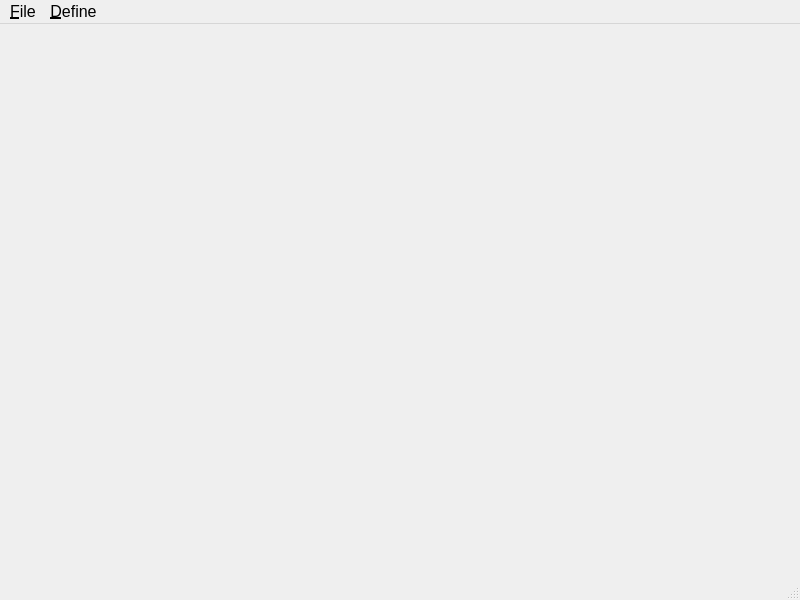
The window that src/SP-editor/widgets/main_window.ui (tudothanhpt/SP-editor) describes before a commit, drawn with Qt 5.
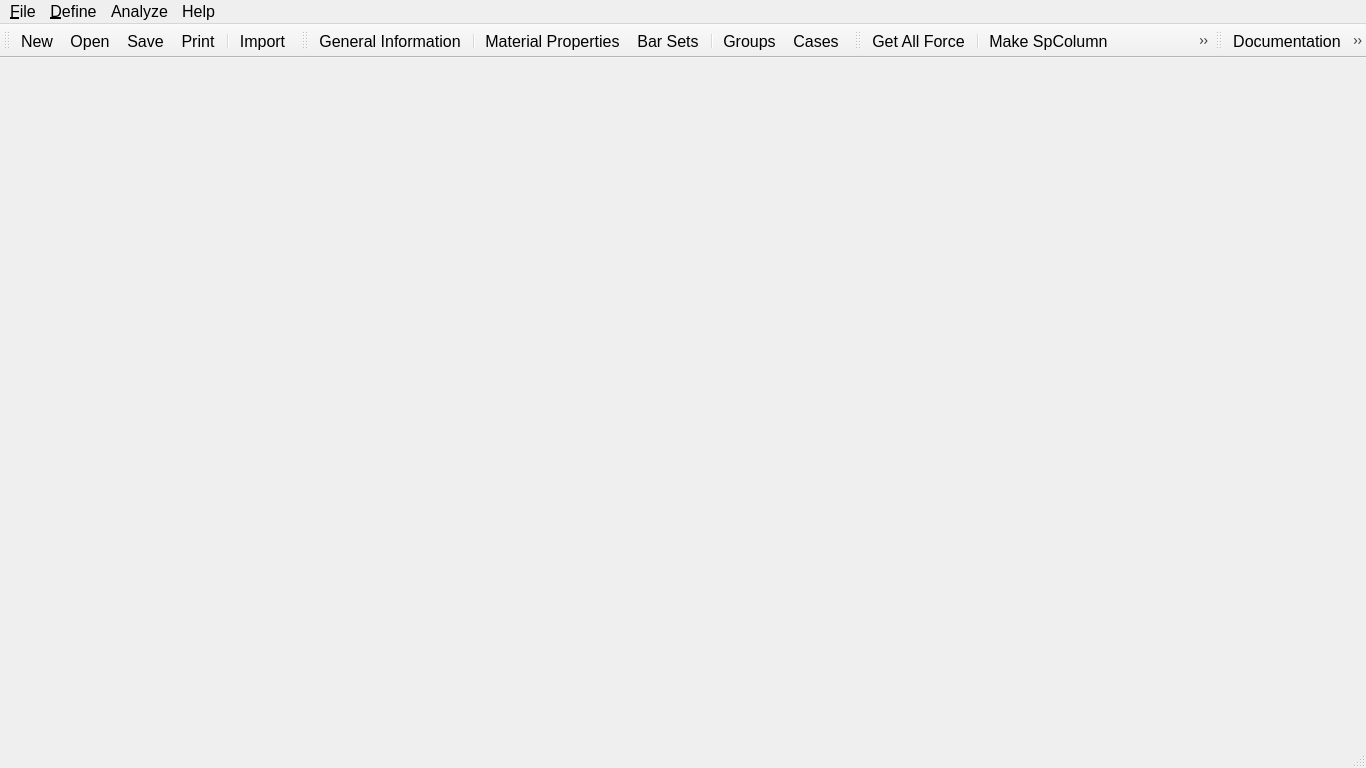
The same window after the commit. Icons and pictures are not drawn.

Commit message: add icon and main window ui

Patch:
```diff
--- a/src/SP-editor/widgets/main_window.ui
+++ b/src/SP-editor/widgets/main_window.ui
@@ -6,17 +6,32 @@
    <rect>
     <x>0</x>
     <y>0</y>
-    <width>800</width>
-    <height>600</height>
+    <width>1366</width>
+    <height>768</height>
    </rect>
   </property>
+  <property name="minimumSize">
+   <size>
+    <width>1366</width>
+    <height>768</height>
+   </size>
+  </property>
   <property name="font">
    <font>
     <pointsize>12</pointsize>
    </font>
   </property>
   <property name="windowTitle">
-   <string>MainWindow</string>
+   <string>SP-editor</string>
+  </property>
+  <property name="iconSize">
+   <size>
+    <width>24</width>
+    <height>24</height>
+   </size>
+  </property>
+  <property name="toolButtonStyle">
+   <enum>Qt::ToolButtonStyle::ToolButtonIconOnly</enum>
   </property>
   <widget class="QWidget" name="centralwidget"/>
   <widget class="QMenuBar" name="menubar">
@@ -24,7 +39,7 @@
     <rect>
      <x>0</x>
      <y>0</y>
-     <width>800</width>
+     <width>1366</width>
      <height>33</height>
     </rect>
    </property>
@@ -42,9 +57,13 @@
     <addaction name="separator"/>
     <addaction name="action_Save"/>
     <addaction name="separator"/>
+    <addaction name="a_ImportEtabs"/>
+    <addaction name="separator"/>
+    <addaction name="a_Print"/>
+    <addaction name="separator"/>
     <addaction name="action_Quit"/>
    </widget>
-   <widget class="QMenu" name="menu_Define">
+   <widget class="QMenu" name="m_Define">
     <property name="font">
      <font>
       <pointsize>12</pointsize>
@@ -53,26 +72,109 @@
     <property name="title">
      <string>&amp;Define</string>
     </property>
-    <widget class="QMenu" name="menuMaterial">
-     <property name="title">
-      <string>&amp;Properties</string>
-     </property>
-     <addaction name="actionConcrete"/>
-     <addaction name="actionStell"/>
-     <addaction name="separator"/>
-     <addaction name="actionReduction_Factor"/>
-     <addaction name="separator"/>
-     <addaction name="actionBar_Set"/>
-    </widget>
-    <addaction name="actionGeneral_information"/>
-    <addaction name="menuMaterial"/>
+    <addaction name="a_GeneralInfor"/>
     <addaction name="separator"/>
-    <addaction name="actionGroups"/>
+    <addaction name="a_MaterialProp"/>
+    <addaction name="a_BarSet"/>
+    <addaction name="separator"/>
+    <addaction name="a_Groups"/>
+    <addaction name="a_Cases"/>
+   </widget>
+   <widget class="QMenu" name="m_Analyze">
+    <property name="font">
+     <font>
+      <pointsize>12</pointsize>
+     </font>
+    </property>
+    <property name="title">
+     <string>Analyze</string>
+    </property>
+    <addaction name="a_GetAllForce"/>
+    <addaction name="a_MakeSPcolumn"/>
+    <addaction name="a_BatchProcessor"/>
+   </widget>
+   <widget class="QMenu" name="menuHelp">
+    <property name="font">
+     <font>
+      <pointsize>12</pointsize>
+     </font>
+    </property>
+    <property name="title">
+     <string>Help</string>
+    </property>
+    <addaction name="a_Doc"/>
+    <addaction name="separator"/>
+    <addaction name="a_About"/>
    </widget>
    <addaction name="menu_File"/>
-   <addaction name="menu_Define"/>
+   <addaction name="m_Define"/>
+   <addaction name="m_Analyze"/>
+   <addaction name="menuHelp"/>
   </widget>
   <widget class="QStatusBar" name="statusbar"/>
+  <widget class="QToolBar" name="tb_File">
+   <property name="windowTitle">
+    <string>File</string>
+   </property>
+   <attribute name="toolBarArea">
+    <enum>TopToolBarArea</enum>
+   </attribute>
+   <attribute name="toolBarBreak">
+    <bool>false</bool>
+   </attribute>
+   <addaction name="action_New"/>
+   <addaction name="action_Open"/>
+   <addaction name="action_Save"/>
+   <addaction name="a_Print"/>
+   <addaction name="separator"/>
+   <addaction name="a_ImportEtabs"/>
+  </widget>
+  <widget class="QToolBar" name="tb_Define">
+   <property name="windowTitle">
+    <string>Define</string>
+   </property>
+   <attribute name="toolBarArea">
+    <enum>TopToolBarArea</enum>
+   </attribute>
+   <attribute name="toolBarBreak">
+    <bool>false</bool>
+   </attribute>
+   <addaction name="a_GeneralInfor"/>
+   <addaction name="separator"/>
+   <addaction name="a_MaterialProp"/>
+   <addaction name="a_BarSet"/>
+   <addaction name="separator"/>
+   <addaction name="a_Groups"/>
+   <addaction name="a_Cases"/>
+  </widget>
+  <widget class="QToolBar" name="tb_Analyze">
+   <property name="windowTitle">
+    <string>Analyze</string>
+   </property>
+   <attribute name="toolBarArea">
+    <enum>TopToolBarArea</enum>
+   </attribute>
+   <attribute name="toolBarBreak">
+    <bool>false</bool>
+   </attribute>
+   <addaction name="a_GetAllForce"/>
+   <addaction name="separator"/>
+   <addaction name="a_MakeSPcolumn"/>
+   <addaction name="a_BatchProcessor"/>
+  </widget>
+  <widget class="QToolBar" name="tb_Help">
+   <property name="windowTitle">
+    <string>Help</string>
+   </property>
+   <attribute name="toolBarArea">
+    <enum>TopToolBarArea</enum>
+   </attribute>
+   <attribute name="toolBarBreak">
+    <bool>false</bool>
+   </attribute>
+   <addaction name="a_Doc"/>
+   <addaction name="a_About"/>
+  </widget>
   <action name="action_New">
    <property name="icon">
     <iconset theme="document-new"/>
@@ -85,6 +187,9 @@
      <pointsize>12</pointsize>
     </font>
    </property>
+   <property name="shortcut">
+    <string>Ctrl+N</string>
+   </property>
   </action>
   <action name="action_Open">
    <property name="icon">
@@ -98,6 +203,9 @@
      <pointsize>12</pointsize>
     </font>
    </property>
+   <property name="shortcut">
+    <string>Ctrl+O</string>
+   </property>
   </action>
   <action name="action_Save">
    <property name="icon">
@@ -111,6 +219,9 @@
      <pointsize>12</pointsize>
     </font>
    </property>
+   <property name="shortcut">
+    <string>Ctrl+S</string>
+   </property>
   </action>
   <action name="action_Quit">
    <property name="icon">
@@ -124,40 +235,144 @@
      <pointsize>12</pointsize>
     </font>
    </property>
-  </action>
-  <action name="actionGeneral_information">
-   <property name="text">
-    <string>&amp;General information</string>
+   <property name="shortcut">
+    <string>Ctrl+Q</string>
    </property>
   </action>
-  <action name="actionBarset">
+  <action name="a_GeneralInfor">
+   <property name="icon">
+    <iconset theme="document-properties"/>
+   </property>
    <property name="text">
-    <string>&amp;Bar set</string>
+    <string>&amp;General Information</string>
    </property>
   </action>
-  <action name="actionGroups">
+  <action name="a_Groups">
+   <property name="icon">
+    <iconset resource="../../../icons/icons.qrc">
+     <normaloff>:/Btn/Group_edit.png</normaloff>:/Btn/Group_edit.png</iconset>
+   </property>
    <property name="text">
     <string>&amp;Groups</string>
    </property>
+   <property name="shortcut">
+    <string>Ctrl+G</string>
+   </property>
   </action>
-  <action name="actionConcrete">
+  <action name="a_Cases">
+   <property name="icon">
+    <iconset resource="../../../icons/icons.qrc">
+     <normaloff>:/Btn/Calculation_Case.png</normaloff>:/Btn/Calculation_Case.png</iconset>
+   </property>
    <property name="text">
-    <string>Concrete</string>
+    <string>Cases</string>
    </property>
   </action>
-  <action name="actionStell">
+  <action name="a_GetAllForce">
+   <property name="icon">
+    <iconset resource="../../../icons/icons.qrc">
+     <normaloff>:/Btn/Force.png</normaloff>:/Btn/Force.png</iconset>
+   </property>
    <property name="text">
-    <string>Reinforcing Steel</string>
+    <string>Get All Force</string>
    </property>
   </action>
-  <action name="actionReduction_Factor">
+  <action name="a_MakeSPcolumn">
+   <property name="icon">
+    <iconset resource="../../../icons/icons.qrc">
+     <normaloff>:/Btn/spcolumn-icon.png</normaloff>:/Btn/spcolumn-icon.png</iconset>
+   </property>
    <property name="text">
-    <string>Reduction Factor</string>
+    <string>Make SpColumn</string>
    </property>
   </action>
-  <action name="actionBar_Set">
+  <action name="a_BatchProcessor">
+   <property name="icon">
+    <iconset resource="../../../icons/icons.qrc">
+     <normaloff>:/Btn/parallel.png</normaloff>:/Btn/parallel.png</iconset>
+   </property>
    <property name="text">
-    <string>Bar Set</string>
+    <string>Batch Processor</string>
+   </property>
+  </action>
+  <action name="a_Doc">
+   <property name="icon">
+    <iconset theme="help-browser"/>
+   </property>
+   <property name="text">
+    <string>Documentation</string>
+   </property>
+   <property name="shortcut">
+    <string>F1</string>
+   </property>
+  </action>
+  <action name="a_About">
+   <property name="icon">
+    <iconset theme="help-about"/>
+   </property>
+   <property name="text">
+    <string>About SP-editor</string>
+   </property>
+  </action>
+  <action name="a_ImportEtabs">
+   <property name="icon">
+    <iconset resource="../../../icons/icons.qrc">
+     <normaloff>:/Btn/etabs logo.png</normaloff>:/Btn/etabs logo.png</iconset>
+   </property>
+   <property name="text">
+    <string>Import</string>
+   </property>
+   <property name="font">
+    <font>
+     <pointsize>12</pointsize>
+    </font>
+   </property>
+   <property name="shortcut">
+    <string>Ctrl+E</string>
+   </property>
+  </action>
+  <action name="a_Print">
+   <property name="icon">
+    <iconset theme="document-print"/>
+   </property>
+   <property name="text">
+    <string>Print</string>
+   </property>
+   <property name="font">
+    <font>
+     <pointsize>12</pointsize>
+    </font>
+   </property>
+   <property name="shortcut">
+    <string>Ctrl+P</string>
+   </property>
+  </action>
+  <action name="a_MaterialProp">
+   <property name="icon">
+    <iconset resource="../../../icons/icons.qrc">
+     <normaloff>:/Btn/material_icon.png</normaloff>:/Btn/material_icon.png</iconset>
+   </property>
+   <property name="text">
+    <string>&amp;Material Properties</string>
+   </property>
+   <property name="font">
+    <font>
+     <pointsize>12</pointsize>
+    </font>
+   </property>
+  </action>
+  <action name="a_BarSet">
+   <property name="icon">
+    <iconset resource="../../../icons/icons.qrc">
+     <normaloff>:/Btn/rebar_icon.png</normaloff>:/Btn/rebar_icon.png</iconset>
+   </property>
+   <property name="text">
+    <string>Bar Sets</string>
+   </property>
+   <property name="font">
+    <font>
+     <pointsize>12</pointsize>
+    </font>
    </property>
   </action>
  </widget>
```
Left out of the diff: 4 changed lines with no effect on the pictures. The commit also changes 7 other files.
